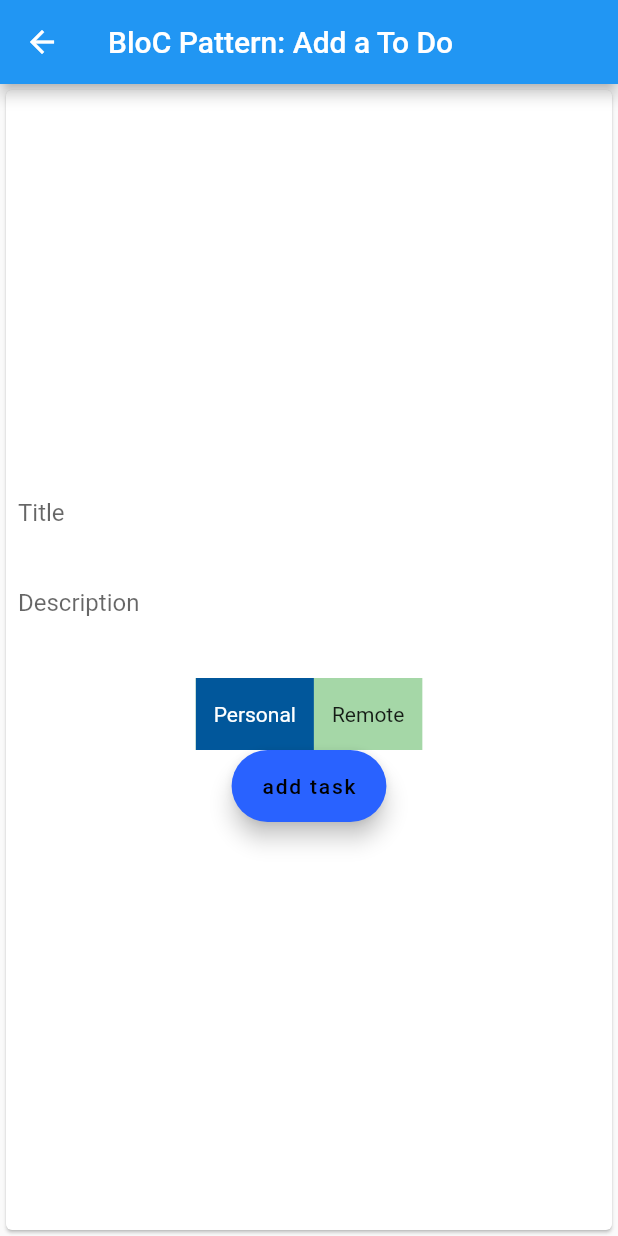
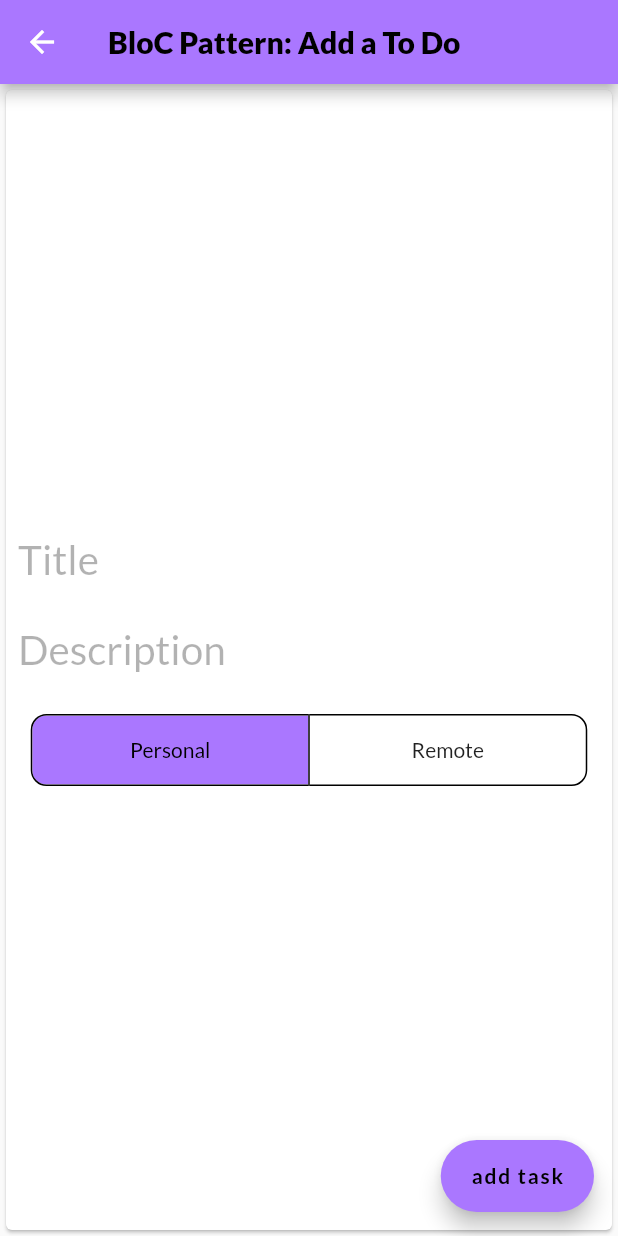
Before and after one commit to Silvuurleaf/task_appv2, a Flutter app: the screen it shows after launch, after a tap on the "add" icon, on a phone screen of 412 x 824 dp. Run offline on Flutter 3.47's test engine with Material 2 defaults, Android fonts, the phone set to English and light mode, and no system bars; our stand-ins replace bloc, cloud_firestore, equatable, firebase_core, flutter_bloc, get and 5 more; accounts and stored records are empty.

Commit message:
Changed UI colors to be twitch purple and black

```diff
--- a/lib/main.dart
+++ b/lib/main.dart
@@ -1,7 +1,9 @@
 import 'package:firebase_core/firebase_core.dart';
 import 'package:flutter/material.dart';
 import 'package:flutter_bloc/flutter_bloc.dart';
+import 'package:get/get_navigation/src/routes/default_transitions.dart';
 import 'package:go_router/go_router.dart';
+import 'package:google_fonts/google_fonts.dart';
 import 'package:hive/hive.dart';
 import 'package:hive_flutter/adapters.dart';
 import 'package:taskapp_mvvm/database/database_helper.dart';
@@ -19,6 +21,7 @@ import 'data_layer/todo_repository.dart';
 
 
 
+
 final _router = GoRouter(
     initialLocation: '/',
     routes:[
@@ -29,10 +32,30 @@ final _router = GoRouter(
           GoRoute(
             path: "editTask/:taskId",
             name: "editTasks",
+            pageBuilder: (context, state) {
+              String? id = state.params['taskId'];
+
+              return CustomTransitionPage(
+                key: state.pageKey,
+                child: EditTodoScreen(taskId: id),
+                transitionsBuilder: (context, animation, secondaryAnimation, child) =>
+                    FadeTransition(
+                        opacity: CurveTween(curve: Curves.easeIn).animate(animation),
+                        child: child
+                    ),
+              );
+            },
+
+            /*
             builder: (BuildContext context, GoRouterState state) {
               String? id = state.params['taskId'];
               return EditTodoScreen(taskId: id);
             },
+
+             */
+
+
+
           )
         ],
       ),
@@ -40,7 +63,18 @@ final _router = GoRouter(
       //create task path
       GoRoute(
         path:'/createTasks',
-        builder: (context, state)=> AddTodoScreen(),
+        pageBuilder: (context, state) {
+
+          return CustomTransitionPage(
+            key: state.pageKey,
+            child: AddTodoScreen(),
+            transitionsBuilder: (context, animation, secondaryAnimation, child) =>
+                FadeTransition(
+                    opacity: CurveTween(curve: Curves.easeIn).animate(animation),
+                    child: child
+                ),
+          );
+        },
       )
     ]
 );
@@ -94,9 +128,24 @@ class MyApp extends StatelessWidget {
         ],
           child: MaterialApp.router(
             title: 'task-app-v2-bloc-repo',
-            theme: basic,
+            theme: ThemeData(
+              fontFamily: GoogleFonts.lato().fontFamily,
+                //scaffoldBackgroundColor: const Color(0xFFAA77FF),
+                //primaryColor: const Color(0xFFC9EEFF),
+                appBarTheme: AppBarTheme(
+                  color: const Color(0xFFAA77FF),
+                  titleTextStyle: TextStyle(
+                    color: Colors.black,
+                    fontWeight: FontWeight.w800,
+                    fontSize: 20,
+                    fontFamily: GoogleFonts.lato().fontFamily,
+                  ),
+                ),
+            ),
             routerConfig: _router,
           ),
       );
   }
 }
+
+//B4E4FF light bluish
--- a/lib/screens/add_todo_screen.dart
+++ b/lib/screens/add_todo_screen.dart
@@ -1,5 +1,6 @@
 import 'package:flutter/material.dart';
 import 'package:flutter_bloc/flutter_bloc.dart';
+import 'package:google_fonts/google_fonts.dart';
 
 import '../bloc/todos/todos_bloc.dart';
 import '../models/todos_model.dart';
@@ -48,6 +49,7 @@ class _AddTodoScreen extends State<AddTodoScreen> {
     }
 
     return Scaffold(
+
       appBar: AppBar(
         title: const Text('BloC Pattern: Add a To Do'),
       ),
@@ -77,30 +79,6 @@ class _AddTodoScreen extends State<AddTodoScreen> {
 
                         ToggleButton(callbackFunction: getSaveLocation,),
 
-                        FloatingActionButton.extended(
-                          onPressed: () {
-                            //creates ToDo item
-
-                            var todo = Todo(
-                              id: idGenerator(),
-                              title: controllerTask.value.text,
-                              description: controllerDescription.value.text,
-                              isRemote: remoteTask,
-                            );
-
-                            print("the value of is remote");
-                            print(todo.isRemote);
-
-                            //get Todos bloc add new item
-                            context.read<TodosBloc>().add(AddTodo(todo: todo));
-
-
-                            Navigator.pop(context);
-                          },
-                          label: const Text('add task',
-                            style: TextStyle(color: Colors.black),
-                          ),
-                        ),
                       ],
                     ),
                   ),
@@ -123,6 +101,36 @@ class _AddTodoScreen extends State<AddTodoScreen> {
           ),
         ),
       ),
+
+      floatingActionButton: FloatingActionButton.extended(
+        backgroundColor: const Color(0xFFAA77FF),
+        onPressed: () {
+          //creates ToDo item
+
+          var todo = Todo(
+            id: idGenerator(),
+            title: controllerTask.value.text,
+            description: controllerDescription.value.text,
+            isRemote: remoteTask,
+          );
+
+          print("the value of is remote");
+          print(todo.isRemote);
+
+          //get Todos bloc add new item
+          context.read<TodosBloc>().add(AddTodo(todo: todo));
+
+          Navigator.pop(context);
+        },
+        label: Text('add task',
+          style: TextStyle(
+            color: Colors.black,
+            fontWeight: FontWeight.w600,
+            fontSize: 14,
+            fontFamily: GoogleFonts.lato().fontFamily,
+          ),
+        ),
+      ),
     );
   }
 
@@ -139,8 +147,18 @@ class _AddTodoScreen extends State<AddTodoScreen> {
           width: double.infinity,
           child: TextFormField(
 
+            style: TextStyle(
+                fontFamily: GoogleFonts.lato().fontFamily,
+                color: Colors.black,
+                fontSize: 27
+            ),
             decoration: InputDecoration.collapsed(
-                hintText: field
+              hintText: field,
+              hintStyle: TextStyle(
+                fontFamily: GoogleFonts.lato().fontFamily,
+                color: Colors.black.withOpacity(0.3),
+                fontSize: 27
+              )
             ),
             controller: controller,
 
--- a/lib/screens/edit_todo_screen.dart
+++ b/lib/screens/edit_todo_screen.dart
@@ -1,5 +1,6 @@
 import 'package:flutter/material.dart';
 import 'package:flutter_bloc/flutter_bloc.dart';
+import 'package:go_router/go_router.dart';
 
 import '../bloc/todos/todos_bloc.dart';
 import '../models/todos_model.dart';
@@ -69,7 +70,8 @@ class _EditTodoScreenState extends State<EditTodoScreen> {
                         );
 
                         context.read<TodosBloc>().add(UpdateTodo(todo: todo));
-                        Navigator.pop(context);
+                        context.push('/');
+                        //TODO when I push not loading all the tasks
                       },
                       style: ElevatedButton.styleFrom(
                         primary: Theme
--- a/lib/widgets/toggle_button.dart
+++ b/lib/widgets/toggle_button.dart
@@ -16,12 +16,16 @@ class ToggleButtonState extends State<ToggleButton> {
 
   @override
   Widget build(BuildContext context) => Container(
-    color: Colors.green.withOpacity(.5),
-    child: ToggleButtons(
-      fillColor: Colors.lightBlue.shade900,
-      selectedColor: Colors.white,
+    color: Colors.white,
+    child: LayoutBuilder(
+      builder: (context, constraints) => ToggleButtons(
+        constraints: BoxConstraints.expand(width: (constraints.maxWidth - 20) / 2),
+        borderColor: Colors.black,
+        selectedBorderColor: Colors.black,
+        borderRadius: const BorderRadius.all(Radius.circular(10)),
+        fillColor: const Color(0xFFAA77FF),
+        selectedColor: Colors.black,
         isSelected: isSelected,
-      renderBorder: false,
         children: const [
           Padding(
               padding: EdgeInsets.symmetric(horizontal: 12),
@@ -49,5 +53,6 @@ class ToggleButtonState extends State<ToggleButton> {
           });
         },
       ),
+    ),
   );
 }
--- a/pubspec.yaml
+++ b/pubspec.yaml
@@ -51,6 +51,10 @@ dependencies:
   equatable:
   sqflite: ^2.2.6
   path_provider: ^2.0.14
+  get: ^4.6.5
+  page_transition: ^2.0.9
+  google_fonts: ^4.0.4
+  lite_rolling_switch: ^1.0.1
 
 
 dev_dependencies:
```
Also changed, not shown: lib/screens/home_screen.dart (+23 -3 lines), pubspec.lock. Lines whose indentation alone changed are shown as unchanged.
